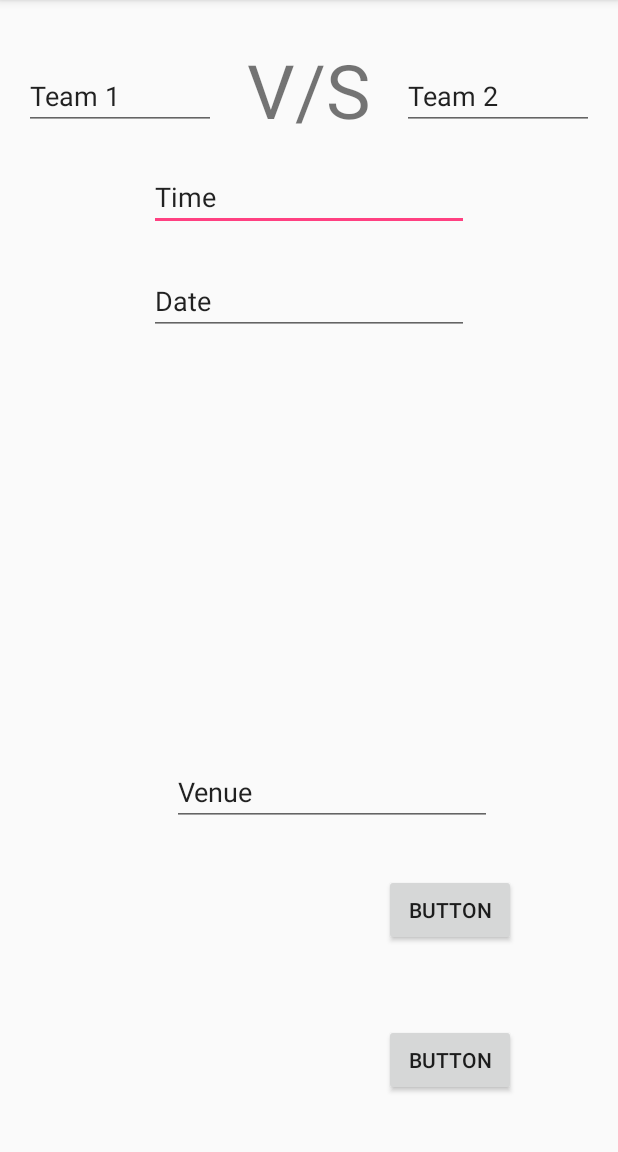
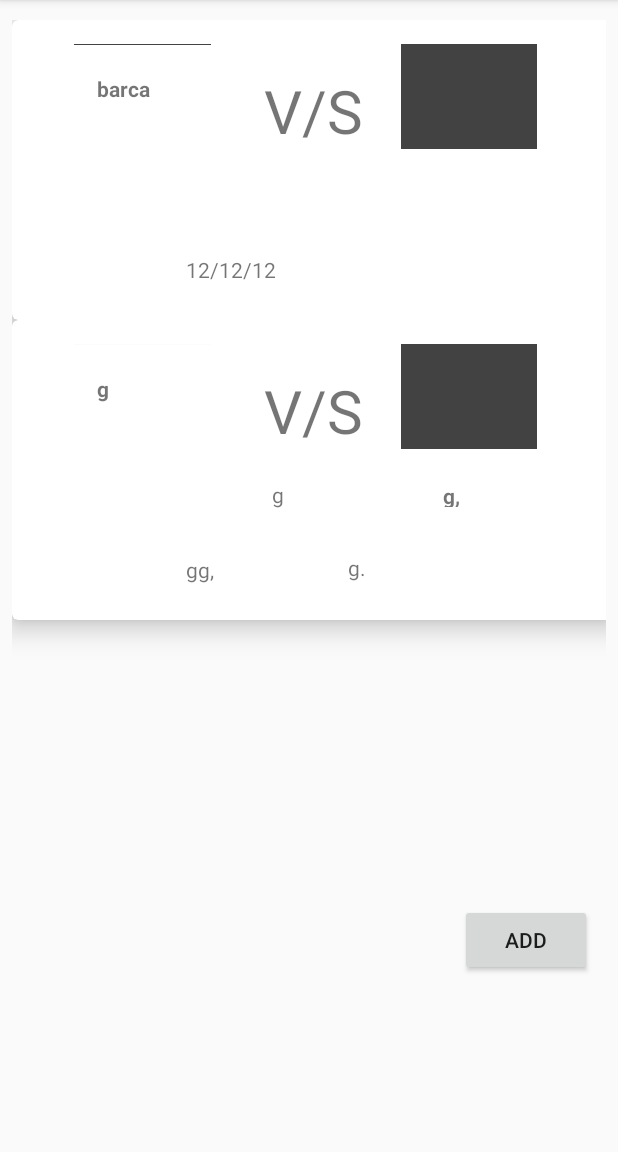
Before and after one commit to 0xamogh/fixutres, an Android app: the Addition screen opened directly, with no data from a screen before it, after a tap on "BUTTON", on a phone screen of 412 x 824 dp, the part 84-1236 px from its top. Run offline under Robolectric (Android 15) with nearby library versions, the phone set to English and light mode, and no system bars.

Commit message:
Minor changes remaining

```diff
--- a/app/src/main/java/amoghjapps/com/worldymouldy/Addition.java
+++ b/app/src/main/java/amoghjapps/com/worldymouldy/Addition.java
@@ -1,29 +1,48 @@
 package amoghjapps.com.worldymouldy;
 
 import android.content.Intent;
+import android.content.SharedPreferences;
+import android.preference.PreferenceManager;
 import android.support.v7.app.AppCompatActivity;
 import android.os.Bundle;
 import android.view.View;
 import android.widget.Button;
 import android.widget.TextView;
 
-import java.util.ArrayList;
-
-import amoghjapps.com.worldymouldy.MainActivity;
 public class Addition extends AppCompatActivity {
-    TextView team1name;
-    Button submit;
+    TextView t1n,t2n,time,date,venue;
+    Button button,button2;
 
     @Override
     protected void onCreate(Bundle savedInstanceState) {
+        final SharedPreferences sharedprefs= PreferenceManager.getDefaultSharedPreferences(this);
+        final SharedPreferences.Editor editor=sharedprefs.edit();
         super.onCreate(savedInstanceState);
         setContentView(R.layout.activity_addition);
-        team1name=findViewById(R.id.editText3);
-        submit=findViewById(R.id.button2);
-        submit.setOnClickListener(new View.OnClickListener() {
+        t1n=findViewById(R.id.t1n);
+        t2n=findViewById(R.id.t2n);
+        time=findViewById(R.id.time);
+        date=findViewById(R.id.date);
+        venue=findViewById(R.id.venue);
+        button=findViewById(R.id.button);
+        button2=findViewById(R.id.button2);
+        t1n.setText(sharedprefs.getString("t1n","fucked"));
+        t2n.setText(sharedprefs.getString("t2n",""));
+        time.setText(sharedprefs.getString("time",""));
+        venue.setText(sharedprefs.getString("venue",""));
+        date.setText(sharedprefs.getString("date","not working"));
+
+        button2.setOnClickListener(new View.OnClickListener() {
             @Override
             public void onClick(View v) {
-
+                editor.putString("t1n",t1n.getText().toString());
+                editor.putString("date",date.getText().toString());
+                editor.putString("t2n",t2n.getText().toString());
+                editor.putString("time",time.getText().toString());
+                editor.putString("venue",venue.getText().toString());
+                editor.commit();
+                startActivity(new Intent(Addition.this,MainActivity.class));
+                finish();
             }
         });
     }
--- a/app/src/main/java/amoghjapps/com/worldymouldy/ExampleAdapter.java
+++ b/app/src/main/java/amoghjapps/com/worldymouldy/ExampleAdapter.java
@@ -12,6 +12,13 @@ import java.util.ArrayList;
 
 public class ExampleAdapter extends RecyclerView.Adapter <ExampleAdapter.ExampleViewHolder >{
     private ArrayList<amoghjapps.com.worldymouldy.ExampleItem> myExampleList;
+    private OnItemClickListener myListener;
+    public interface OnItemClickListener{
+        void OnItemClick(int position);
+    }
+    public void setMyListener(OnItemClickListener listener){
+        myListener=listener;
+    }
     public static class ExampleViewHolder extends RecyclerView.ViewHolder{
         public TextView adaptvenue;
         public TextView adaptteam1;
@@ -20,7 +27,7 @@ public class ExampleAdapter extends RecyclerView.Adapter <ExampleAdapter.Example
         public TextView adaptdateg;
         public ImageView adaptteam1i;
         public ImageView adaptteam2i;
-        public ExampleViewHolder(View itemView){
+        public ExampleViewHolder(View itemView, final OnItemClickListener listener){
             super(itemView);
             adaptvenue =itemView.findViewById(R.id.venue);
             adapttiming=itemView.findViewById(R.id.time);
@@ -29,6 +36,18 @@ public class ExampleAdapter extends RecyclerView.Adapter <ExampleAdapter.Example
             adaptteam2=itemView.findViewById(R.id.team2name);
             adaptteam1i=itemView.findViewById(R.id.team1i);
             adaptteam2i=itemView.findViewById(R.id.team2i);
+            itemView.setOnClickListener(new View.OnClickListener() {
+                @Override
+                public void onClick(View v) {
+                    if(listener !=null){
+                        int position=getAdapterPosition();
+                        if(position!=RecyclerView.NO_POSITION){
+                            listener.OnItemClick(position);
+                        }
+                    }
+                }
+            });
+
         }
 
 
@@ -42,7 +61,7 @@ public class ExampleAdapter extends RecyclerView.Adapter <ExampleAdapter.Example
     @Override
     public ExampleViewHolder onCreateViewHolder(@NonNull ViewGroup parent, int viewType) {
         View view= LayoutInflater.from(parent.getContext()).inflate(R.layout.exampleitem,parent,false);
-        ExampleViewHolder exampleViewHolder=new ExampleViewHolder(view);
+        ExampleViewHolder exampleViewHolder=new ExampleViewHolder(view,myListener);
         return exampleViewHolder;
     }
 
--- a/app/src/main/java/amoghjapps/com/worldymouldy/MainActivity.java
+++ b/app/src/main/java/amoghjapps/com/worldymouldy/MainActivity.java
@@ -1,12 +1,19 @@
 package amoghjapps.com.worldymouldy;
 
+import android.content.Context;
+import android.content.DialogInterface;
 import android.content.Intent;
+import android.content.SharedPreferences;
+import android.preference.PreferenceManager;
+import android.support.v7.app.AlertDialog;
 import android.support.v7.app.AppCompatActivity;
 import android.os.Bundle;
 import android.support.v7.widget.LinearLayoutManager;
 import android.support.v7.widget.RecyclerView;
 import android.view.View;
 import android.widget.Button;
+import android.widget.EditText;
+import android.widget.Toast;
 
 import java.util.ArrayList;
 
@@ -16,11 +23,15 @@ public class MainActivity extends AppCompatActivity {
     Button add;
     ArrayList<ExampleItem> exampleItems=new ArrayList<>();
     private RecyclerView recycle;
-    private RecyclerView.Adapter adapt;
+    private ExampleAdapter adapt;
     private RecyclerView.LayoutManager laymanage;
-
+    int count=0;//this variable detects if this instance is returning from the addition activity;
+    public int posit;
     @Override
     protected void onCreate(Bundle savedInstanceState) {
+        SharedPreferences sharedprefs= PreferenceManager.getDefaultSharedPreferences(this);
+
+        final SharedPreferences.Editor editor= sharedprefs.edit();
         super.onCreate(savedInstanceState);
         setContentView(R.layout.activity_main);
         add=findViewById(R.id.button);
@@ -30,15 +41,46 @@ public class MainActivity extends AppCompatActivity {
         adapt=new ExampleAdapter(exampleItems);
         recycle.setLayoutManager(laymanage);
         recycle.setAdapter(adapt);
-        exampleItems.add(new ExampleItem("mum","barca","real mad","12:00","12/12/12",R.drawable.typographicposter,R.drawable.typographicposter));
+        if(count==0){
+        exampleItems.add(new ExampleItem("mum","barca","real mad","12:00","12/12/12",R.color.cardview_dark_background,R.color.cardview_dark_background));
+        exampleItems.add(new ExampleItem("g.","g","g,","g","gg,",R.color.cardview_shadow_end_color,R.color.cardview_dark_background));}
         add.setOnClickListener(new View.OnClickListener() {
             @Override
             public void onClick(View v) {
+                Toast.makeText(getApplicationContext(),String.valueOf(exampleItems.size()),Toast.LENGTH_LONG).show();
+                exampleItems.add(exampleItems.size(),new ExampleItem("Venue","Team1","Team2","Time","Date",R.color.cardview_dark_background,R.color.cardview_dark_background));
+            }
+        });
+        if(count==0){
+        adapt.setMyListener(new ExampleAdapter.OnItemClickListener() {
+            @Override
+            public void OnItemClick(int position) {
+                posit=position;
+                exampleItems.get(position);
+
+                editor.putString("t1n",exampleItems.get(position).mteam1);
+                editor.putInt("position",position);
+                editor.putString("date",exampleItems.get(position).mdateg);
+                editor.commit();
+
+                startActivity(new Intent(MainActivity.this,Addition.class));
+                count++;
+                editor.putInt("..",count);
+                editor.commit();
+                finish();
+            }
 
 
-            }
-        });
+        });}
 
+        if(sharedprefs.getInt("..",0)==1){
+
+            exampleItems.remove(sharedprefs.getInt("position",0));
+            exampleItems.add(sharedprefs.getInt("position",0), new ExampleItem(sharedprefs.getString("venue",""),sharedprefs.getString("t1n",""),sharedprefs.getString("t2n",""),sharedprefs.getString("time",""),sharedprefs.getString("date",""),R.color.cardview_dark_background,R.color.cardview_dark_background));
+            count=0;
+            editor.putInt("..",count);
+            editor.commit();
+        }
 
     }
 }
--- a/app/src/main/res/layout/activity_addition.xml
+++ b/app/src/main/res/layout/activity_addition.xml
@@ -14,11 +14,11 @@
         android:layout_marginBottom="37dp"
         android:text="Button"
         app:layout_constraintBottom_toBottomOf="parent"
-        app:layout_constraintEnd_toEndOf="@+id/button3"
-        app:layout_constraintStart_toStartOf="@+id/button3" />
+        app:layout_constraintEnd_toEndOf="@+id/button"
+        app:layout_constraintStart_toStartOf="@+id/button" />
 
     <Button
-        android:id="@+id/button3"
+        android:id="@+id/button"
         android:layout_width="wrap_content"
         android:layout_height="wrap_content"
         android:layout_marginBottom="100dp"
@@ -29,30 +29,30 @@
         app:layout_constraintEnd_toEndOf="parent" />
 
     <EditText
-        android:id="@+id/editText"
+        android:id="@+id/time"
         android:layout_width="wrap_content"
         android:layout_height="wrap_content"
         android:layout_marginTop="22dp"
+        android:contentDescription="Time"
         android:ems="10"
         android:inputType="time"
-        android:text="Time"
         app:layout_constraintEnd_toEndOf="parent"
         app:layout_constraintStart_toStartOf="parent"
-        app:layout_constraintTop_toBottomOf="@+id/editText3" />
+        app:layout_constraintTop_toBottomOf="@+id/t1n" />
 
     <EditText
-        android:id="@+id/editText2"
+        android:id="@+id/date"
         android:layout_width="wrap_content"
         android:layout_height="wrap_content"
         android:layout_marginTop="24dp"
+        android:contentDescription="Date"
         android:ems="10"
         android:inputType="date"
-        android:text="Date"
-        app:layout_constraintStart_toStartOf="@+id/editText"
-        app:layout_constraintTop_toBottomOf="@+id/editText" />
+        app:layout_constraintStart_toStartOf="@+id/time"
+        app:layout_constraintTop_toBottomOf="@+id/time" />
 
     <EditText
-        android:id="@+id/editText3"
+        android:id="@+id/t1n"
         android:layout_width="0dp"
         android:layout_height="wrap_content"
         android:layout_marginEnd="124dp"
@@ -60,39 +60,39 @@
         android:layout_marginRight="124dp"
         android:layout_marginStart="16dp"
         android:layout_marginTop="41dp"
+        android:contentDescription="Team 1"
         android:ems="10"
         android:inputType="textPersonName"
-        android:text="Team 1"
-        app:layout_constraintEnd_toStartOf="@+id/editText4"
+        app:layout_constraintEnd_toStartOf="@+id/t2n"
         app:layout_constraintStart_toStartOf="parent"
         app:layout_constraintTop_toTopOf="parent" />
 
     <EditText
-        android:id="@+id/editText4"
+        android:id="@+id/t2n"
         android:layout_width="0dp"
         android:layout_height="wrap_content"
         android:layout_marginEnd="16dp"
         android:layout_marginRight="16dp"
         android:layout_marginTop="41dp"
+        android:contentDescription="Team 2"
         android:ems="10"
         android:inputType="textPersonName"
-        android:text="Team 2"
         app:layout_constraintEnd_toEndOf="parent"
-        app:layout_constraintStart_toEndOf="@+id/editText3"
+        app:layout_constraintStart_toEndOf="@+id/t1n"
         app:layout_constraintTop_toTopOf="parent" />
 
     <EditText
-        android:id="@+id/editText5"
+        android:id="@+id/venue"
         android:layout_width="wrap_content"
         android:layout_height="wrap_content"
         android:layout_marginBottom="32dp"
         android:layout_marginEnd="16dp"
         android:layout_marginRight="16dp"
+        android:contentDescription="Venue"
         android:ems="10"
         android:inputType="textPersonName"
-        android:text="Venue"
-        app:layout_constraintBottom_toTopOf="@+id/button3"
-        app:layout_constraintEnd_toEndOf="@+id/button3" />
+        app:layout_constraintBottom_toTopOf="@+id/button"
+        app:layout_constraintEnd_toEndOf="@+id/button" />
 
     <TextView
         android:id="@+id/textView5"
@@ -106,9 +106,9 @@
         android:layout_marginTop="8dp"
         android:text="V/S"
         android:textSize="50sp"
-        app:layout_constraintBottom_toTopOf="@+id/editText"
-        app:layout_constraintEnd_toStartOf="@+id/editText4"
-        app:layout_constraintStart_toEndOf="@+id/editText3"
+        app:layout_constraintBottom_toTopOf="@+id/time"
+        app:layout_constraintEnd_toStartOf="@+id/t2n"
+        app:layout_constraintStart_toEndOf="@+id/t1n"
         app:layout_constraintTop_toTopOf="parent" />
 
 </android.support.constraint.ConstraintLayout>
--- a/app/src/main/res/layout/exampleitem.xml
+++ b/app/src/main/res/layout/exampleitem.xml
@@ -16,25 +16,27 @@
 
         <ImageView
             android:id="@+id/team1i"
-            android:layout_width="wrap_content"
+            android:layout_width="0dp"
             android:layout_height="wrap_content"
-            android:layout_marginTop="36dp"
-            app:layout_constraintEnd_toStartOf="@+id/date"
-            app:layout_constraintStart_toStartOf="@+id/team1name"
+            android:layout_marginEnd="35dp"
+            android:layout_marginLeft="41dp"
+            android:layout_marginRight="35dp"
+            android:layout_marginStart="41dp"
+            android:layout_marginTop="16dp"
+            app:layout_constraintEnd_toStartOf="@+id/textView3"
+            app:layout_constraintStart_toStartOf="parent"
             app:layout_constraintTop_toTopOf="parent"
             app:srcCompat="@mipmap/ic_launcher_round" />
 
         <ImageView
             android:id="@+id/team2i"
             android:layout_width="0dp"
-            android:layout_height="73dp"
-            android:layout_marginEnd="1dp"
-            android:layout_marginLeft="1dp"
-            android:layout_marginRight="1dp"
-            android:layout_marginStart="1dp"
-            android:layout_marginTop="36dp"
-            app:layout_constraintEnd_toEndOf="@+id/team2name"
-            app:layout_constraintStart_toEndOf="@+id/venue"
+            android:layout_height="70dp"
+            android:layout_marginEnd="38dp"
+            android:layout_marginRight="38dp"
+            android:layout_marginTop="16dp"
+            app:layout_constraintEnd_toEndOf="parent"
+            app:layout_constraintStart_toEndOf="@+id/textView3"
             app:layout_constraintTop_toTopOf="parent"
             app:srcCompat="@drawable/ic_launcher_background" />
 
@@ -42,44 +44,44 @@
             android:id="@+id/team1name"
             android:layout_width="wrap_content"
             android:layout_height="wrap_content"
-            android:layout_marginBottom="8dp"
-            android:layout_marginEnd="12dp"
-            android:layout_marginRight="12dp"
-            android:text="TextView"
+            android:layout_marginLeft="15dp"
+            android:layout_marginStart="15dp"
+            android:layout_marginTop="19dp"
             android:textStyle="bold"
-            app:layout_constraintBottom_toTopOf="@+id/date"
-            app:layout_constraintEnd_toStartOf="@+id/date" />
+            app:layout_constraintStart_toStartOf="@+id/team1i"
+            app:layout_constraintTop_toBottomOf="@+id/team1i" />
 
         <TextView
             android:id="@+id/team2name"
             android:layout_width="wrap_content"
-            android:layout_height="wrap_content"
-            android:layout_marginBottom="8dp"
-            android:layout_marginLeft="12dp"
-            android:layout_marginStart="12dp"
-            android:text="TextView"
+            android:layout_height="17dp"
+            android:layout_marginLeft="28dp"
+            android:layout_marginStart="28dp"
+            android:layout_marginTop="21dp"
             android:textStyle="bold"
-            app:layout_constraintBottom_toTopOf="@+id/venue"
-            app:layout_constraintStart_toEndOf="@+id/venue" />
+            app:layout_constraintStart_toStartOf="@+id/team2i"
+            app:layout_constraintTop_toBottomOf="@+id/team2i" />
 
         <TextView
             android:id="@+id/textView3"
             android:layout_width="wrap_content"
             android:layout_height="wrap_content"
-            android:layout_marginBottom="21dp"
+            android:layout_marginEnd="25dp"
+            android:layout_marginRight="25dp"
+            android:layout_marginTop="33dp"
             android:text="V/S"
             android:textSize="40dp"
-            app:layout_constraintBottom_toTopOf="@+id/time"
-            app:layout_constraintStart_toStartOf="@+id/time" />
+            app:layout_constraintEnd_toStartOf="@+id/team2i"
+            app:layout_constraintStart_toEndOf="@+id/team1i"
+            app:layout_constraintTop_toTopOf="parent" />
 
         <TextView
             android:id="@+id/date"
             android:layout_width="wrap_content"
             android:layout_height="wrap_content"
-            android:layout_marginBottom="17dp"
-            android:layout_marginLeft="126dp"
-            android:layout_marginStart="126dp"
-            android:text="TextView"
+            android:layout_marginBottom="24dp"
+            android:layout_marginLeft="116dp"
+            android:layout_marginStart="116dp"
             app:layout_constraintBottom_toBottomOf="parent"
             app:layout_constraintStart_toStartOf="parent" />
 
@@ -87,26 +89,24 @@
             android:id="@+id/venue"
             android:layout_width="wrap_content"
             android:layout_height="wrap_content"
-            android:layout_marginBottom="17dp"
-            android:layout_marginLeft="33dp"
-            android:layout_marginStart="33dp"
-            android:text="TextView"
+            android:layout_marginBottom="25dp"
+            android:layout_marginEnd="57dp"
+            android:layout_marginLeft="57dp"
+            android:layout_marginRight="57dp"
+            android:layout_marginStart="57dp"
             app:layout_constraintBottom_toBottomOf="parent"
-            app:layout_constraintStart_toEndOf="@+id/date" />
+            app:layout_constraintEnd_toStartOf="@+id/team2name"
+            app:layout_constraintStart_toStartOf="@+id/time" />
 
         <TextView
             android:id="@+id/time"
             android:layout_width="wrap_content"
             android:layout_height="wrap_content"
-            android:layout_marginBottom="16dp"
-            android:layout_marginEnd="42dp"
-            android:layout_marginLeft="49dp"
-            android:layout_marginRight="42dp"
-            android:layout_marginStart="49dp"
-            android:text="TextView"
-            app:layout_constraintBottom_toTopOf="@+id/date"
-            app:layout_constraintEnd_toEndOf="@+id/venue"
-            app:layout_constraintStart_toStartOf="@+id/date" />
+            android:layout_marginLeft="5dp"
+            android:layout_marginStart="5dp"
+            android:layout_marginTop="19dp"
+            app:layout_constraintStart_toStartOf="@+id/textView3"
+            app:layout_constraintTop_toBottomOf="@+id/textView3" />
     </android.support.constraint.ConstraintLayout>
 
 </android.support.v7.widget.CardView>
```
